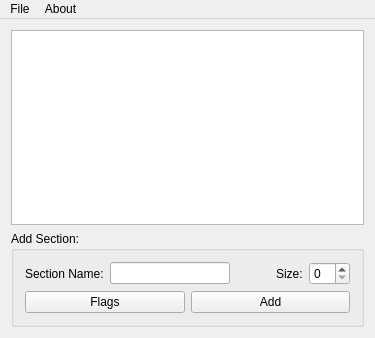
Before: the Qt Designer form AddPeSection/mainwindow.ui in bowlofstew/AddPeSection, drawn with Qt 5.
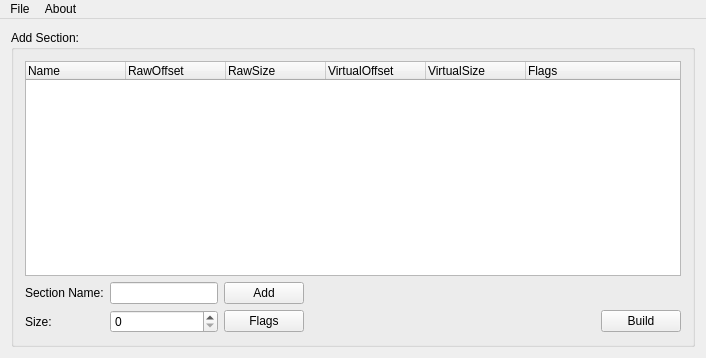
After: the same form once the commit is applied.

```diff
--- a/AddPeSection/mainwindow.ui
+++ b/AddPeSection/mainwindow.ui
@@ -6,8 +6,8 @@
    <rect>
     <x>0</x>
     <y>0</y>
-    <width>375</width>
-    <height>338</height>
+    <width>706</width>
+    <height>358</height>
    </rect>
   </property>
   <property name="windowTitle">
@@ -18,9 +18,6 @@
     <item row="0" column="0">
      <layout class="QGridLayout" name="gridLayout">
       <item row="0" column="0">
-       <widget class="QTreeView" name="treeView"/>
-      </item>
-      <item row="1" column="0">
        <widget class="QGroupBox" name="groupBox">
         <property name="title">
          <string>Add Section: </string>
@@ -36,25 +33,63 @@
             </widget>
            </item>
            <item row="0" column="1">
-            <widget class="QLineEdit" name="lineEdit"/>
-           </item>
-           <item row="0" column="3">
-            <widget class="QLabel" name="label_2">
-             <property name="text">
-              <string>Size:</string>
+            <widget class="QLineEdit" name="lineEdit">
+             <property name="sizePolicy">
+              <sizepolicy hsizetype="Fixed" vsizetype="Fixed">
+               <horstretch>0</horstretch>
+               <verstretch>0</verstretch>
+              </sizepolicy>
              </property>
             </widget>
            </item>
            <item row="0" column="4">
+            <widget class="QPushButton" name="btnAdd">
+             <property name="text">
+              <string>Add</string>
+             </property>
+            </widget>
+           </item>
+           <item row="1" column="4">
+            <widget class="QPushButton" name="btnFlags">
+             <property name="text">
+              <string>Flags</string>
+             </property>
+            </widget>
+           </item>
+           <item row="1" column="1">
             <widget class="QSpinBox" name="spinBox"/>
            </item>
-           <item row="0" column="2">
+           <item row="1" column="0">
+            <widget class="QLabel" name="label_2">
+             <property name="text">
+              <string>Size:</string>
+             </property>
+            </widget>
+           </item>
+           <item row="0" column="5" colspan="2">
             <spacer name="horizontalSpacer">
              <property name="orientation">
               <enum>Qt::Horizontal</enum>
              </property>
-             <property name="sizeType">
-              <enum>QSizePolicy::Fixed</enum>
+             <property name="sizeHint" stdset="0">
+              <size>
+               <width>40</width>
+               <height>20</height>
+              </size>
+             </property>
+            </spacer>
+           </item>
+           <item row="1" column="6">
+            <widget class="QPushButton" name="btnBuild">
+             <property name="text">
+              <string>Build</string>
+             </property>
+            </widget>
+           </item>
+           <item row="1" column="5">
+            <spacer name="horizontalSpacer_2">
+             <property name="orientation">
+              <enum>Qt::Horizontal</enum>
              </property>
              <property name="sizeHint" stdset="0">
               <size>
@@ -66,18 +101,38 @@
            </item>
           </layout>
          </item>
-         <item row="2" column="0">
-          <widget class="QPushButton" name="pushButton">
-           <property name="text">
-            <string>Flags</string>
-           </property>
-          </widget>
-         </item>
-         <item row="2" column="1">
-          <widget class="QPushButton" name="pushButton_2">
-           <property name="text">
-            <string>Add</string>
-           </property>
+         <item row="0" column="0" colspan="2">
+          <widget class="QTreeWidget" name="lstInfo">
+           <column>
+            <property name="text">
+             <string>Name</string>
+            </property>
+           </column>
+           <column>
+            <property name="text">
+             <string>RawOffset</string>
+            </property>
+           </column>
+           <column>
+            <property name="text">
+             <string>RawSize</string>
+            </property>
+           </column>
+           <column>
+            <property name="text">
+             <string>VirtualOffset</string>
+            </property>
+           </column>
+           <column>
+            <property name="text">
+             <string>VirtualSize</string>
+            </property>
+           </column>
+           <column>
+            <property name="text">
+             <string>Flags</string>
+            </property>
+           </column>
           </widget>
          </item>
         </layout>
@@ -92,7 +147,7 @@
     <rect>
      <x>0</x>
      <y>0</y>
-     <width>375</width>
+     <width>706</width>
      <height>23</height>
     </rect>
    </property>
```
Left out of the diff: 2 changed lines with no effect on the pictures.
